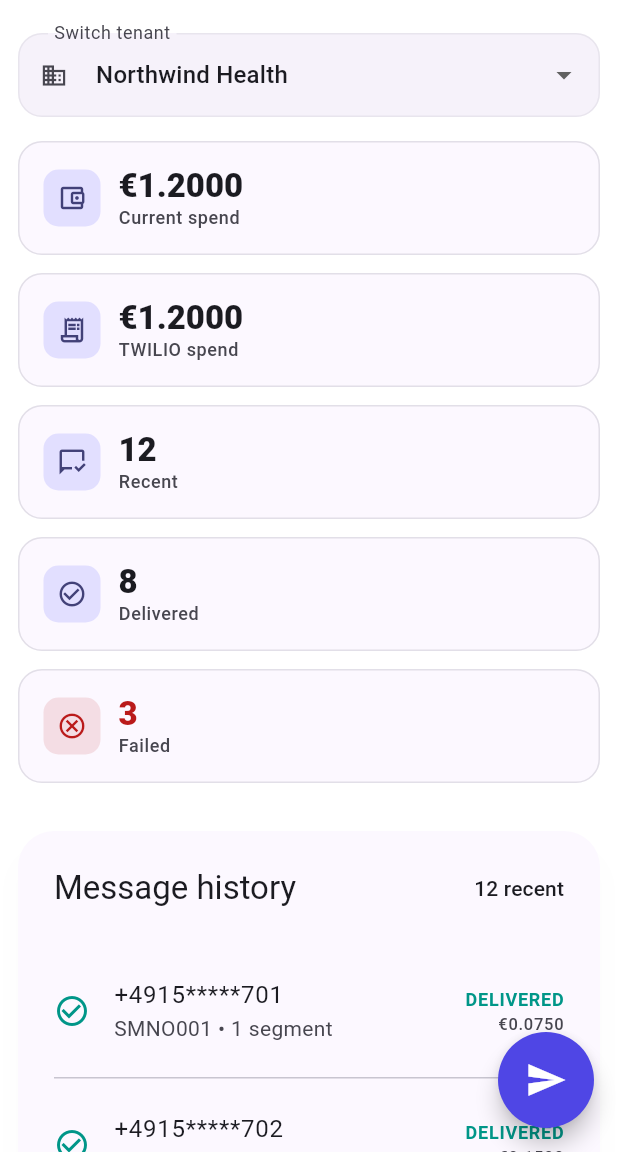
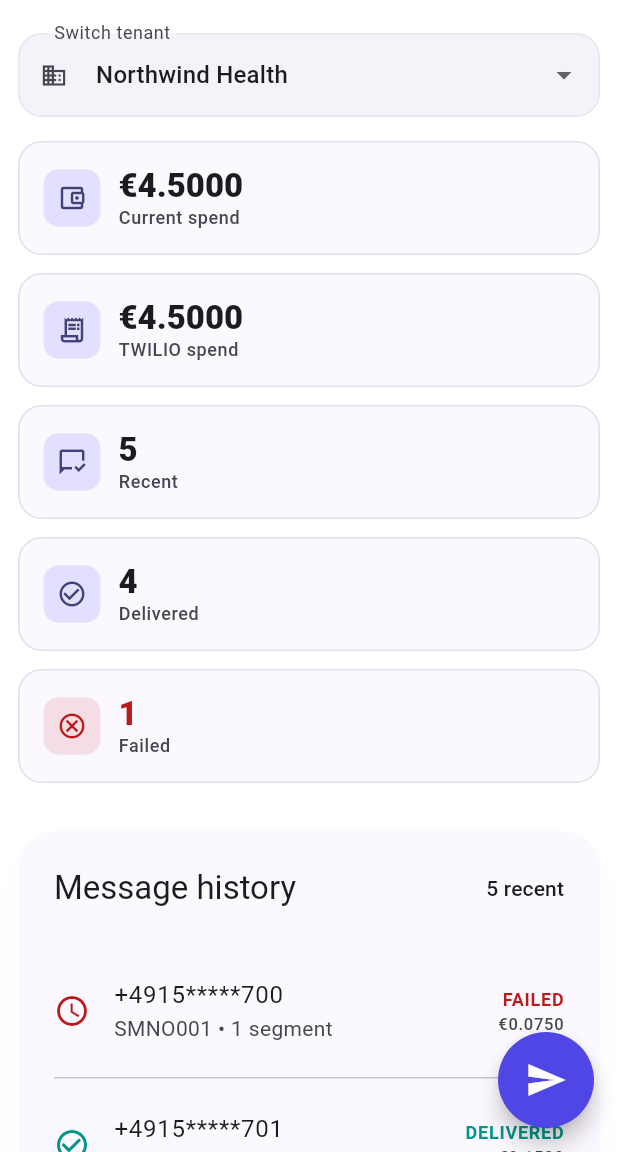
Before and after one commit to goutam2597/sb-flutter-assignment, a Flutter app: the screen it shows after launch, on a phone screen of 412 x 824 dp, the part 84-1236 px from its top. Run offline on Flutter 3.47's test engine with Material 3 defaults, Android fonts, the phone set to English and light mode, and no system bars; our stand-ins replace flutter_bloc, logger.

Commit message:
feat: expand seed data and implement platform-specific pagination

```diff
--- a/starter/lib/data/fake_sms_repository.dart
+++ b/starter/lib/data/fake_sms_repository.dart
@@ -33,27 +33,34 @@ class FakeSmsRepository implements SmsRepository {
   // 'north' = Northwind Health: 12 messages, mix of delivered/failed/sent, high spend.
   // 'orbit' = Orbit Retail: 5 messages, mostly delivered, low spend.
   static final Map<String, List<MessageRecord>> _seeds = {
-    'north': [
-      MessageRecord(messageId: 'SMNO001', recipient: '+4915*****701', status: DeliveryStatus.delivered, segmentCount: 1, cost: Money.parse('0.0750', 'EUR'), sentAt: DateTime.utc(2026, 7, 12, 10, 0)),
-      MessageRecord(messageId: 'SMNO002', recipient: '+4915*****702', status: DeliveryStatus.delivered, segmentCount: 2, cost: Money.parse('0.1500', 'EUR'), sentAt: DateTime.utc(2026, 7, 12, 9, 0)),
-      MessageRecord(messageId: 'SMNO003', recipient: '+4915*****703', status: DeliveryStatus.failed,    segmentCount: 1, cost: Money.parse('0.0750', 'EUR'), sentAt: DateTime.utc(2026, 7, 12, 8, 0)),
-      MessageRecord(messageId: 'SMNO004', recipient: '+4915*****704', status: DeliveryStatus.delivered, segmentCount: 1, cost: Money.parse('0.0750', 'EUR'), sentAt: DateTime.utc(2026, 7, 12, 7, 0)),
-      MessageRecord(messageId: 'SMNO005', recipient: '+4915*****705', status: DeliveryStatus.delivered, segmentCount: 2, cost: Money.parse('0.1500', 'EUR'), sentAt: DateTime.utc(2026, 7, 12, 6, 0)),
-      MessageRecord(messageId: 'SMNO006', recipient: '+4915*****706', status: DeliveryStatus.failed,    segmentCount: 1, cost: Money.parse('0.0750', 'EUR'), sentAt: DateTime.utc(2026, 7, 12, 5, 0)),
-      MessageRecord(messageId: 'SMNO007', recipient: '+4915*****707', status: DeliveryStatus.sent,      segmentCount: 1, cost: Money.parse('0.0750', 'EUR'), sentAt: DateTime.utc(2026, 7, 12, 4, 0)),
-      MessageRecord(messageId: 'SMNO008', recipient: '+4915*****708', status: DeliveryStatus.delivered, segmentCount: 2, cost: Money.parse('0.1500', 'EUR'), sentAt: DateTime.utc(2026, 7, 11, 18, 0)),
-      MessageRecord(messageId: 'SMNO009', recipient: '+4915*****709', status: DeliveryStatus.delivered, segmentCount: 1, cost: Money.parse('0.0750', 'EUR'), sentAt: DateTime.utc(2026, 7, 11, 12, 0)),
-      MessageRecord(messageId: 'SMNO010', recipient: '+4915*****710', status: DeliveryStatus.failed,    segmentCount: 2, cost: Money.parse('0.1500', 'EUR'), sentAt: DateTime.utc(2026, 7, 11, 8, 0)),
-      MessageRecord(messageId: 'SMNO011', recipient: '+4915*****711', status: DeliveryStatus.delivered, segmentCount: 1, cost: Money.parse('0.0750', 'EUR'), sentAt: DateTime.utc(2026, 7, 10, 20, 0)),
-      MessageRecord(messageId: 'SMNO012', recipient: '+4915*****712', status: DeliveryStatus.delivered, segmentCount: 1, cost: Money.parse('0.0750', 'EUR'), sentAt: DateTime.utc(2026, 7, 10, 14, 0)),
-    ],
-    'orbit': [
-      MessageRecord(messageId: 'SMOR001', recipient: '+4915*****801', status: DeliveryStatus.delivered, segmentCount: 1, cost: Money.parse('0.0750', 'EUR'), sentAt: DateTime.utc(2026, 7, 12, 11, 0)),
-      MessageRecord(messageId: 'SMOR002', recipient: '+4915*****802', status: DeliveryStatus.delivered, segmentCount: 1, cost: Money.parse('0.0750', 'EUR'), sentAt: DateTime.utc(2026, 7, 12, 8, 30)),
-      MessageRecord(messageId: 'SMOR003', recipient: '+4915*****803', status: DeliveryStatus.failed,    segmentCount: 1, cost: Money.parse('0.0750', 'EUR'), sentAt: DateTime.utc(2026, 7, 12, 6, 0)),
-      MessageRecord(messageId: 'SMOR004', recipient: '+4915*****804', status: DeliveryStatus.delivered, segmentCount: 1, cost: Money.parse('0.0750', 'EUR'), sentAt: DateTime.utc(2026, 7, 11, 22, 0)),
-      MessageRecord(messageId: 'SMOR005', recipient: '+4915*****805', status: DeliveryStatus.sent,      segmentCount: 1, cost: Money.parse('0.0750', 'EUR'), sentAt: DateTime.utc(2026, 7, 11, 16, 0)),
-    ],
+    'north': List.generate(30, (i) {
+      final hour = 12 - (i % 12);
+      final day = 12 - (i ~/ 12);
+      final isFailed = i % 7 == 0;
+      final segmentCount = (i % 3) + 1;
+      return MessageRecord(
+        messageId: 'SMNO${(i + 1).toString().padLeft(3, '0')}',
+        recipient: '+4915*****${700 + i}',
+        status: isFailed ? DeliveryStatus.failed : DeliveryStatus.delivered,
+        segmentCount: segmentCount,
+        cost: Money.parse((0.0750 * segmentCount).toStringAsFixed(4), 'EUR'),
+        sentAt: DateTime.utc(2026, 7, day, hour, 0),
+      );
+    }),
+    'orbit': List.generate(30, (i) {
+      final hour = 16 - (i % 12);
+      final day = 12 - (i ~/ 12);
+      final isFailed = i % 5 == 0;
+      final segmentCount = (i % 2) + 1;
+      return MessageRecord(
+        messageId: 'SMOR${(i + 1).toString().padLeft(3, '0')}',
+        recipient: '+4915*****${800 + i}',
+        status: isFailed ? DeliveryStatus.failed : DeliveryStatus.delivered,
+        segmentCount: segmentCount,
+        cost: Money.parse((0.0750 * segmentCount).toStringAsFixed(4), 'EUR'),
+        sentAt: DateTime.utc(2026, 7, day, hour, 30),
+      );
+    }),
   };
 
   List<MessageRecord> _for(String tenant) => _records.putIfAbsent(
--- a/starter/lib/presentation/sms_console_controller.dart
+++ b/starter/lib/presentation/sms_console_controller.dart
@@ -92,7 +92,7 @@ class SmsConsoleCubit extends Cubit<SmsConsoleState> {
     try {
       final results = await Future.wait([
         repository.costs(tenantId),
-        repository.messages(tenantId),
+        repository.messages(tenantId, limit: 5),
       ]);
       if (!_isCurrent(generation, tenantId)) return;
       final page = results[1] as MessagePage;
@@ -176,7 +176,7 @@ class SmsConsoleCubit extends Cubit<SmsConsoleState> {
     final tenantId = state.tenant.id;
     emit(state.copyWith(loadingMore: true, clearError: true));
     try {
-      final page = await repository.messages(tenantId, cursor: cursor);
+      final page = await repository.messages(tenantId, cursor: cursor, limit: 5);
       if (!_isCurrent(generation, tenantId)) return;
       emit(
         state.copyWith(
--- a/starter/lib/presentation/widgets/body.dart
+++ b/starter/lib/presentation/widgets/body.dart
@@ -31,7 +31,7 @@ class SmsConsoleBody extends StatelessWidget {
       );
     }
 
-    final history = MessageHistory(cubit, state);
+    final history = MessageHistory(cubit, state, layout: layout);
 
     return SingleChildScrollView(
       padding: EdgeInsets.all(layout.horizontalPadding),
--- a/starter/lib/presentation/widgets/history.dart
+++ b/starter/lib/presentation/widgets/history.dart
@@ -3,25 +3,64 @@ import 'package:flutter/material.dart';
 import '../../theme/app_theme.dart';
 import '../sms_console_controller.dart';
 import 'common_widgets.dart';
+import 'layout_info.dart';
+import 'mobile_history_page.dart';
 
-class MessageHistory extends StatelessWidget {
-  const MessageHistory(this.cubit, this.state, {super.key});
+class MessageHistory extends StatefulWidget {
+  const MessageHistory(this.cubit, this.state, {required this.layout, super.key});
 
   final SmsConsoleCubit cubit;
   final SmsConsoleState state;
+  final LayoutInfo layout;
+
+  @override
+  State<MessageHistory> createState() => _MessageHistoryState();
+}
+
+class _MessageHistoryState extends State<MessageHistory> {
+  int _currentPage = 0;
+  static const int _pageSize = 5;
+
+  @override
+  void didUpdateWidget(MessageHistory oldWidget) {
+    super.didUpdateWidget(oldWidget);
+    // Reset page when tenant changes
+    if (oldWidget.state.tenant.id != widget.state.tenant.id) {
+      _currentPage = 0;
+    }
+  }
+
+  void _goToPage(int pageIndex) {
+    final maxAvailablePage = (widget.state.history.length - 1) ~/ _pageSize;
+
+    if (pageIndex > maxAvailablePage && widget.state.nextCursor != null) {
+      widget.cubit.loadMore().then((_) {
+        if (mounted) setState(() => _currentPage = pageIndex);
+      });
+    } else {
+      setState(() => _currentPage = pageIndex);
+    }
+  }
 
   @override
   Widget build(BuildContext context) {
-    final currency = state.cost?.currency ?? 'EUR';
+    final currency = widget.state.cost?.currency ?? 'EUR';
+    final isMobile = widget.layout.isCompact;
+
+    final visibleHistory = isMobile
+        ? widget.state.history.take(_pageSize).toList()
+        : widget.state.history.skip(_currentPage * _pageSize).take(_pageSize).toList();
+
     return SectionCard(
       title: 'Message history',
       trailing: Text(
-        '${state.history.length} recent',
+        isMobile ? '${visibleHistory.length} recent' : 'Page ${_currentPage + 1}',
         style: Theme.of(context).textTheme.labelLarge,
       ),
       child: Column(
+        crossAxisAlignment: CrossAxisAlignment.stretch,
         children: [
-          if (state.receipt != null)
+          if (widget.state.receipt != null)
             Container(
               margin: const EdgeInsets.only(bottom: Spacing.md),
               padding: const EdgeInsets.all(Spacing.md),
@@ -35,46 +74,102 @@ class MessageHistory extends StatelessWidget {
                   const SizedBox(width: Spacing.sm),
                   Expanded(
                     child: Text(
-                      'Accepted by ${state.receipt!.provider}. '
-                      'Delivery is still pending.',
+                      'Accepted by ${widget.state.receipt!.provider}. Delivery is still pending.',
                     ),
                   ),
                 ],
               ),
             ),
-          if (state.error != null)
+
+          if (widget.state.error != null)
             StatePanel(
               icon: Icons.warning_amber,
               title: 'Latest action failed',
-              message: state.error!,
-              onRetry: cubit.refresh,
+              message: widget.state.error!,
+              onRetry: widget.cubit.refresh,
             ),
-          if (state.history.isEmpty)
+
+          if (widget.state.history.isEmpty && widget.state.error == null)
             const StatePanel(
               icon: Icons.inbox_outlined,
               title: 'No messages yet',
-              message:
-                  'Send your first transactional SMS to see delivery activity here.',
+              message: 'Send your first transactional SMS to see delivery activity here.',
             )
           else ...[
-            for (final item in state.history) ...[
+            for (final item in visibleHistory) ...[
               HistoryTile(item: item, currency: currency),
               const Divider(height: 1),
             ],
-            if (state.nextCursor != null)
-              Padding(
-                padding: const EdgeInsets.only(top: Spacing.lg),
-                child: OutlinedButton.icon(
-                  onPressed: state.loadingMore ? null : cubit.loadMore,
-                  icon: state.loadingMore
-                      ? const SizedBox.square(
-                          dimension: 18,
-                          child: CircularProgressIndicator(strokeWidth: 2),
-                        )
-                      : const Icon(Icons.expand_more),
-                  label: Text(state.loadingMore ? 'Loading…' : 'Load more'),
+
+            if (isMobile) ...[
+              if (widget.state.history.length > _pageSize || widget.state.nextCursor != null)
+                Padding(
+                  padding: const EdgeInsets.only(top: Spacing.md),
+                  child: OutlinedButton(
+                    onPressed: () {
+                      Navigator.of(context).push(
+                        MaterialPageRoute(
+                          builder: (ctx) => const MobileHistoryPage(),
+                        ),
+                      );
+                    },
+                    child: const Text('See all messages'),
+                  ),
                 ),
-              ),
+            ] else ...[
+              // Desktop Numbered Pagination
+              if (widget.state.history.isNotEmpty)
+                Padding(
+                  padding: const EdgeInsets.only(top: Spacing.lg),
+                  child: Row(
+                    mainAxisAlignment: MainAxisAlignment.center,
+                    children: [
+                      IconButton(
+                        icon: const Icon(Icons.chevron_left),
+                        onPressed: _currentPage > 0 ? () => _goToPage(_currentPage - 1) : null,
+                      ),
+                      const SizedBox(width: Spacing.sm),
+                      // Determine how many pages we know about
+                      ...List.generate(
+                        ((widget.state.history.length - 1) ~/ _pageSize) + 1 + (widget.state.nextCursor != null ? 1 : 0),
+                        (index) {
+                          // Only show up to 5 page numbers to prevent overflow
+                          if (index < _currentPage - 2 || index > _currentPage + 2) {
+                            if (index == _currentPage - 3 || index == _currentPage + 3) {
+                              return const Padding(
+                                padding: EdgeInsets.symmetric(horizontal: Spacing.xs),
+                                child: Text('...'),
+                              );
+                            }
+                            return const SizedBox.shrink();
+                          }
+
+                          final isCurrent = index == _currentPage;
+                          final isLoadingThisPage = index > ((widget.state.history.length - 1) ~/ _pageSize) && widget.state.loadingMore;
+
+                          return Padding(
+                            padding: const EdgeInsets.symmetric(horizontal: 2.0),
+                            child: isLoadingThisPage
+                              ? const SizedBox.square(dimension: 24, child: CircularProgressIndicator(strokeWidth: 2))
+                              : ChoiceChip(
+                                  label: Text('${index + 1}'),
+                                  selected: isCurrent,
+                                  onSelected: (_) => _goToPage(index),
+                                ),
+                          );
+                        }
+                      ),
+                      const SizedBox(width: Spacing.sm),
+                      IconButton(
+                        icon: const Icon(Icons.chevron_right),
+                        onPressed: ((widget.state.history.length - 1) ~/ _pageSize) > _currentPage || widget.state.nextCursor != null
+                            ? () => _goToPage(_currentPage + 1)
+                            : null,
+                      ),
+                    ],
+                  ),
+                ),
+            ],
           ],
         ],
       ),
--- a/starter/lib/presentation/widgets/widgets.dart
+++ b/starter/lib/presentation/widgets/widgets.dart
@@ -4,4 +4,5 @@ export 'history.dart';
 export 'layout_info.dart';
 export 'metric_dashboard.dart';
 export 'mobile_send_dialog.dart';
+export 'mobile_history_page.dart';
 export 'sidebar.dart';
```
Also changed, not shown: starter/lib/presentation/widgets/mobile_history_page.dart (added, +103 -0 lines), 1 other file.
